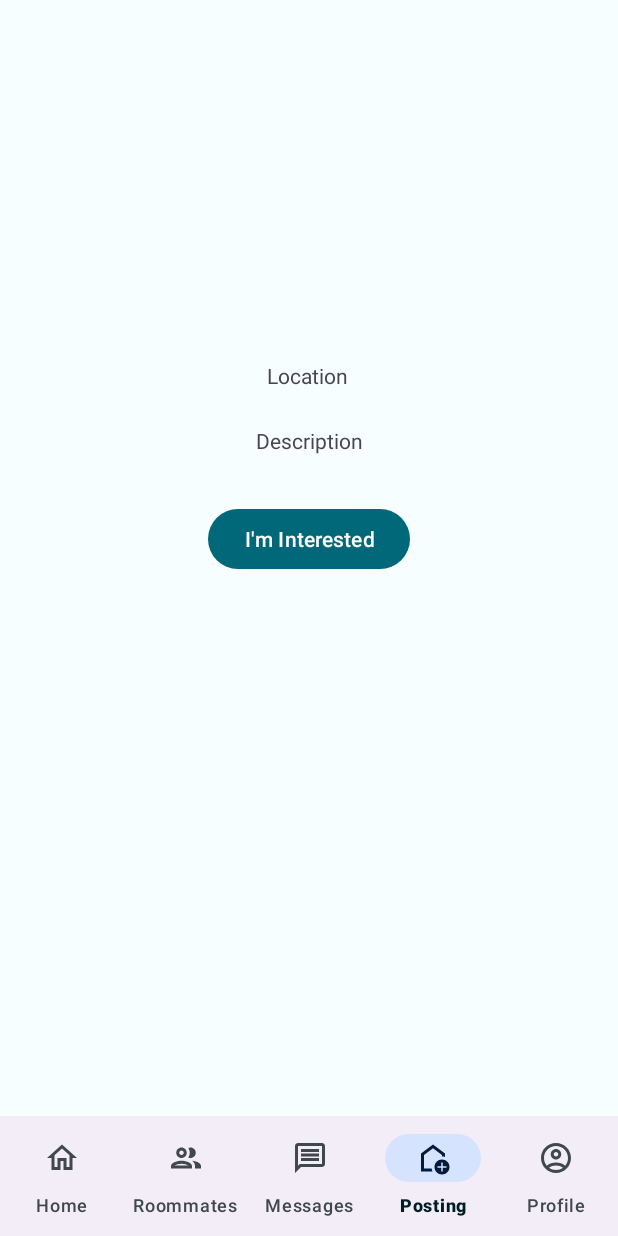
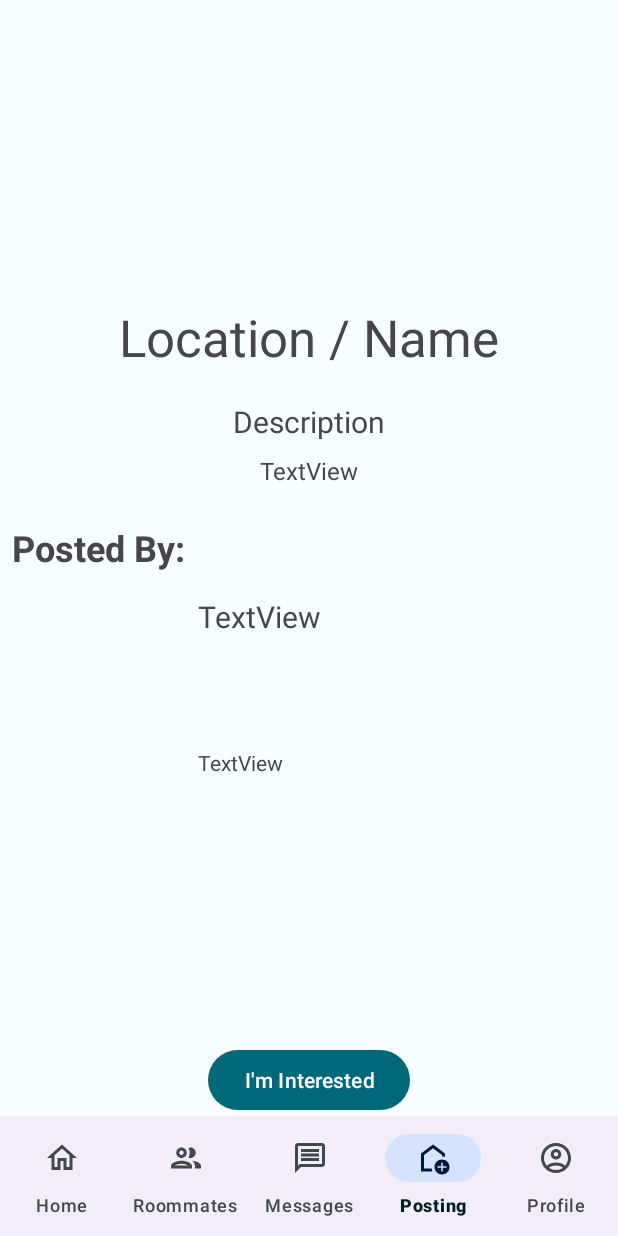
Before and after one commit to nels-dev/W23_G11_Rooftown, an Android app: the fragment PostDetailFragment placed in its activity, on a phone screen of 412 x 824 dp. Run offline under Robolectric (Android 15) with nearby library versions, the phone set to English and light mode, and no system bars; our stand-ins replace Firebase (no records; nobody signed in at launch, a user with empty details on screens opened directly); libraries missing offline, so code that uses them is left out: net.yslibrary.android; 1 statement that could not run was skipped.

Commit message:
RM18 - Post Detail Page - Create post detail page - Create onclicklistener from view (grid & list) to product detail page - Populate different information based on post type

```diff
--- a/app/src/main/java/csis3175/w23/g11/rooftown/posts/ui/view/PostDetailFragment.java
+++ b/app/src/main/java/csis3175/w23/g11/rooftown/posts/ui/view/PostDetailFragment.java
@@ -15,9 +15,15 @@ import androidx.lifecycle.ViewModelProvider;
 
 import com.google.android.material.bottomnavigation.BottomNavigationView;
 
+import org.w3c.dom.Text;
+
+import java.util.UUID;
+
 import csis3175.w23.g11.rooftown.R;
 import csis3175.w23.g11.rooftown.posts.data.model.Post;
+import csis3175.w23.g11.rooftown.posts.data.model.PostType;
 import csis3175.w23.g11.rooftown.posts.ui.viewmodel.PostViewModel;
+import csis3175.w23.g11.rooftown.util.ImageFileHelper;
 
 public class PostDetailFragment extends Fragment {
     private Post post;
@@ -25,8 +31,12 @@ public class PostDetailFragment extends Fragment {
     public static final String ARG_POST_ID = "post_id";
     private static final String TAG = "POSTS";
     private ImageView imgViewPosting;
-    private TextView txtViewPostingLocation;
-    private TextView txtViewPostingDescription;
+    private TextView txtViewPosting1stLine;
+    private TextView txtViewPosting2ndLine;
+    private TextView txtViewPosting3rdLine;
+    private ImageView imgViewPostDetailAvator;
+    private TextView txtViewPostDetailInitiatorName;
+    private TextView txtViewPostDetailInitiatorDescription;
 
     public static PostDetailFragment newInstance(){
         return new PostDetailFragment();
@@ -35,20 +45,49 @@ public class PostDetailFragment extends Fragment {
     @Override
     public View onCreateView(@NonNull LayoutInflater inflater, @Nullable ViewGroup container,
                              @Nullable Bundle savedInstanceState) {
-        return inflater.inflate(R.layout.fragment_posting, container,false);
+        return inflater.inflate(R.layout.fragment_post_detail, container,false);
     }
 
     public void onViewCreated(@NonNull View view, @Nullable Bundle savedInstancedState){
         super.onViewCreated(view, savedInstancedState);
         viewModel = new ViewModelProvider(getActivity()).get(PostViewModel.class);
-        ImageView imgViewPosting = view.findViewById(R.id.imgViewPosting);
-        TextView txtViewPostingLocation = view.findViewById(R.id.txtViewPostingLocation);
-        TextView txtViewPostingDescription = view.findViewById(R.id.txtViewPostingDescription);
+        imgViewPosting = view.findViewById(R.id.imgViewPosting);
+        txtViewPosting1stLine = view.findViewById(R.id.txtViewPosting1stLine);
+        txtViewPosting2ndLine = view.findViewById(R.id.txtViewPosting2ndLine);
+        txtViewPosting3rdLine = view.findViewById(R.id.txtViewPosting3rdLine);
+        imgViewPostDetailAvator = view.findViewById(R.id.imgViewPostDetailAvator);
+        txtViewPostDetailInitiatorName = view.findViewById(R.id.txtViewPostDetailInitiatorName);
+        txtViewPostDetailInitiatorDescription = view.findViewById(R.id.txtViewPostDetailInitiatorDescription);
+
+
         if (null == getArguments() || null == this.getArguments().getString(ARG_POST_ID)){
             Log.e(TAG, "No post is passed to this fragment. Expected " + ARG_POST_ID);
             return;
         }
-//        UUID postId = UUID.fromString(this.getArguments().getString(ARG_POST_ID));
+
+        Post post = viewModel.getPost(UUID.fromString(this.getArguments().getString(ARG_POST_ID)));
+
+        if (post.getPostType() == PostType.ROOM){
+            ImageFileHelper.readImage(view.getContext(), post.getRoomImage(), (bitmap) -> imgViewPosting.setImageBitmap(bitmap));
+            txtViewPosting1stLine.setText(post.getLocation());
+            txtViewPosting2ndLine.setText(post.getCity());
+            txtViewPosting3rdLine.setText(post.getRoomDescription());
+
+            ImageFileHelper.readImage(view.getContext(), post.getInitiatorImage(), (bitmap) -> imgViewPostDetailAvator.setImageBitmap(bitmap));
+            txtViewPostDetailInitiatorName.setText(post.getInitiatorName());
+            txtViewPostDetailInitiatorDescription.setText(post.getInitiatorDescription());
+        } else if (post.getPostType() == PostType.PERSON){
+            ImageFileHelper.readImage(view.getContext(), post.getInitiatorImage(), (bitmap) -> imgViewPosting.setImageBitmap(bitmap));
+            txtViewPosting1stLine.setText(post.getInitiatorName());
+            txtViewPosting2ndLine.setText(post.getInitiatorGender());
+            txtViewPosting3rdLine.setText(post.getInitiatorDescription());
+
+            TextView txtViewPostBy = view.findViewById(R.id.txtViewPostBy);
+            txtViewPostBy.setVisibility(View.INVISIBLE);
+            imgViewPostDetailAvator.setVisibility(View.INVISIBLE);
+            txtViewPostDetailInitiatorName.setVisibility(View.INVISIBLE);
+            txtViewPostDetailInitiatorDescription.setVisibility(View.INVISIBLE);
+        }
     }
 
     @Override
--- /dev/null
+++ b/app/src/main/res/layout/fragment_post_detail.xml
@@ -0,0 +1,118 @@
+<?xml version="1.0" encoding="utf-8"?>
+<androidx.constraintlayout.widget.ConstraintLayout xmlns:android="http://schemas.android.com/apk/res/android"
+    xmlns:app="http://schemas.android.com/apk/res-auto"
+    xmlns:tools="http://schemas.android.com/tools"
+    android:layout_width="match_parent"
+    android:layout_height="match_parent"
+    tools:context=".PostDetailFragment">
+
+    <ScrollView
+        android:id="@+id/scrollView4"
+        android:layout_width="match_parent"
+        android:layout_height="match_parent"
+        tools:layout_editor_absoluteX="0dp"
+        tools:layout_editor_absoluteY="-16dp">
+
+        <LinearLayout
+            android:layout_width="match_parent"
+            android:layout_height="wrap_content"
+            android:orientation="vertical">
+
+            <ImageView
+                android:id="@+id/imgViewPosting"
+                android:layout_width="400dp"
+                android:layout_height="150dp"
+                android:layout_gravity="center"
+                android:layout_marginTop="16dp"
+                tools:src="@tools:sample/avatars" />
+
+            <TextView
+                android:id="@+id/txtViewPosting1stLine"
+                android:layout_width="wrap_content"
+                android:layout_height="wrap_content"
+                android:layout_gravity="center_horizontal"
+                android:layout_marginTop="36dp"
+                android:text="Location / Name"
+                android:textSize="34sp" />
+
+            <TextView
+                android:id="@+id/txtViewPosting2ndLine"
+                android:layout_width="wrap_content"
+                android:layout_height="wrap_content"
+                android:layout_gravity="center_horizontal"
+                android:layout_marginTop="20dp"
+                android:text="Description"
+                android:textSize="20sp" />
+
+            <TextView
+                android:id="@+id/txtViewPosting3rdLine"
+                android:layout_width="wrap_content"
+                android:layout_height="wrap_content"
+                android:layout_gravity="center_horizontal"
+                android:layout_marginTop="8dp"
+                android:text="TextView"
+                android:textSize="16sp" />
+
+            <TextView
+                android:id="@+id/txtViewPostBy"
+                android:layout_width="wrap_content"
+                android:layout_height="wrap_content"
+                android:layout_marginLeft="8dp"
+                android:layout_marginTop="24dp"
+                android:text="Posted By:"
+                android:textSize="24sp"
+                android:textStyle="bold" />
+
+            <LinearLayout
+                android:id="@+id/linearLayout3"
+                android:layout_width="match_parent"
+                android:layout_height="150dp"
+                android:layout_margin="16dp"
+                android:orientation="horizontal">
+
+                <ImageView
+                    android:id="@+id/imgViewPostDetailAvator"
+                    android:layout_width="100dp"
+                    android:layout_height="150dp"
+                    tools:src="@tools:sample/avatars" />
+
+                <LinearLayout
+                    android:layout_width="match_parent"
+                    android:layout_height="match_parent"
+                    android:orientation="vertical"
+                    android:paddingStart="16dp">
+
+                    <TextView
+                        android:id="@+id/txtViewPostDetailInitiatorName"
+                        android:layout_width="match_parent"
+                        android:layout_height="69dp"
+                        android:layout_gravity="center_horizontal|center_vertical"
+                        android:layout_weight="0.4"
+                        android:text="TextView"
+                        android:textSize="20sp" />
+
+                    <TextView
+                        android:id="@+id/txtViewPostDetailInitiatorDescription"
+                        android:layout_width="match_parent"
+                        android:layout_height="0dp"
+                        android:layout_weight="0.6"
+                        android:text="TextView"
+                        android:textSize="14sp" />
+                </LinearLayout>
+
+            </LinearLayout>
+
+        </LinearLayout>
+    </ScrollView>
+
+    <Button
+        android:id="@+id/btnPostingInterested"
+        android:layout_width="wrap_content"
+        android:layout_height="wrap_content"
+        android:text="@string/btnPostDetailText"
+        app:layout_constraintBottom_toBottomOf="@+id/scrollView4"
+        app:layout_constraintEnd_toEndOf="parent"
+        app:layout_constraintStart_toStartOf="parent" />
+
+
+</androidx.constraintlayout.widget.ConstraintLayout>
--- a/app/src/main/res/layout/fragment_posting.xml
+++ /dev/null
@@ -1,53 +0,0 @@
-<?xml version="1.0" encoding="utf-8"?>
-<androidx.constraintlayout.widget.ConstraintLayout xmlns:android="http://schemas.android.com/apk/res/android"
-    xmlns:app="http://schemas.android.com/apk/res-auto"
-    xmlns:tools="http://schemas.android.com/tools"
-    android:layout_width="match_parent"
-    android:layout_height="match_parent"
-    tools:context=".posts.ui.view.PostDetailFragment">
-
-    <ImageView
-        android:id="@+id/imgViewPosting"
-        android:layout_width="318dp"
-        android:layout_height="130dp"
-        app:layout_constraintBottom_toBottomOf="parent"
-        app:layout_constraintEnd_toEndOf="parent"
-        app:layout_constraintHorizontal_bias="0.494"
-        app:layout_constraintStart_toStartOf="parent"
-        app:layout_constraintTop_toTopOf="parent"
-        app:layout_constraintVertical_bias="0.141"
-        tools:src="@tools:sample/avatars" />
-
-    <TextView
-        android:id="@+id/txtViewPostingLocation"
-        android:layout_width="wrap_content"
-        android:layout_height="wrap_content"
-        android:layout_marginTop="24dp"
-        android:text="Location"
-        app:layout_constraintEnd_toEndOf="parent"
-        app:layout_constraintHorizontal_bias="0.498"
-        app:layout_constraintStart_toStartOf="parent"
-        app:layout_constraintTop_toBottomOf="@+id/imgViewPosting" />
-
-    <TextView
-        android:id="@+id/txtViewPostingDescription"
-        android:layout_width="wrap_content"
-        android:layout_height="wrap_content"
-        android:layout_marginTop="24dp"
-        android:text="Description"
-        app:layout_constraintEnd_toEndOf="parent"
-        app:layout_constraintStart_toStartOf="parent"
-        app:layout_constraintTop_toBottomOf="@+id/txtViewPostingLocation" />
-
-    <Button
-        android:id="@+id/btnPostingInterested"
-        android:layout_width="wrap_content"
-        android:layout_height="wrap_content"
-        android:layout_marginTop="32dp"
-        android:text="@string/btnText"
-        app:layout_constraintEnd_toEndOf="parent"
-        app:layout_constraintStart_toStartOf="parent"
-        app:layout_constraintTop_toBottomOf="@+id/txtViewPostingDescription" />
-
-
-</androidx.constraintlayout.widget.ConstraintLayout>
--- a/app/src/main/res/values/strings.xml
+++ b/app/src/main/res/values/strings.xml
@@ -157,5 +157,5 @@
         <item>Female</item>
         <item>Prefer not to disclose</item>
     </string-array>
-    <string name="btnText">I\'m Interested</string>
+    <string name="btnPostDetailText">I\'m Interested</string>
 </resources>
```
Also changed, not shown: app/src/main/java/csis3175/w23/g11/rooftown/posts/ui/viewmodel/PostViewModel.java (+10 -0 lines), app/src/main/res/layout/layout_person_detail.xml (added, +74 -0 lines).
